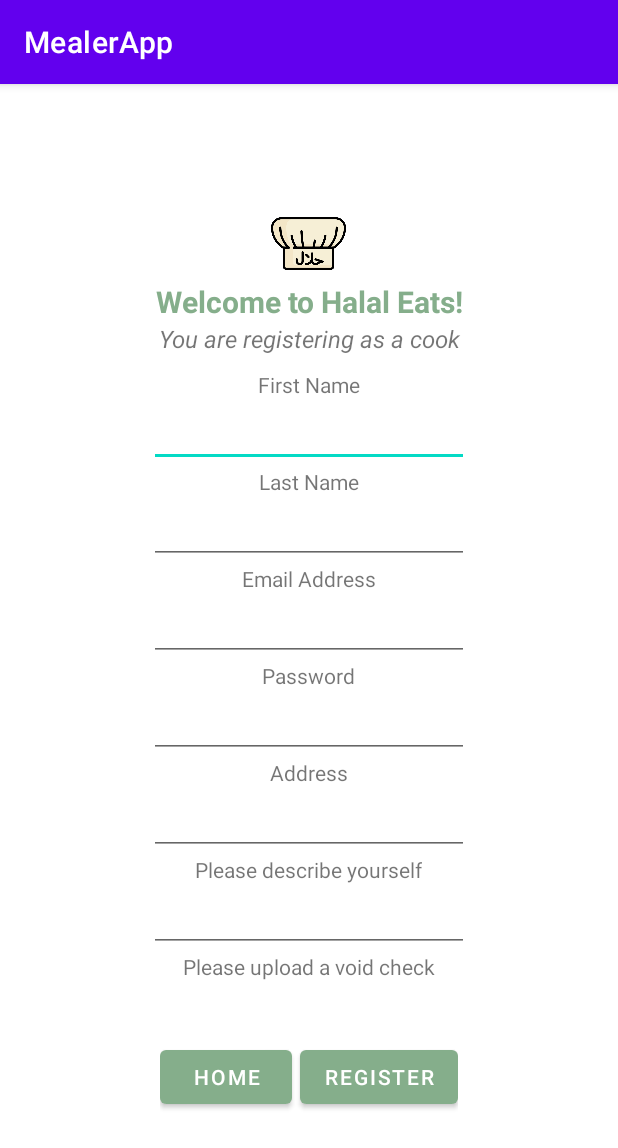
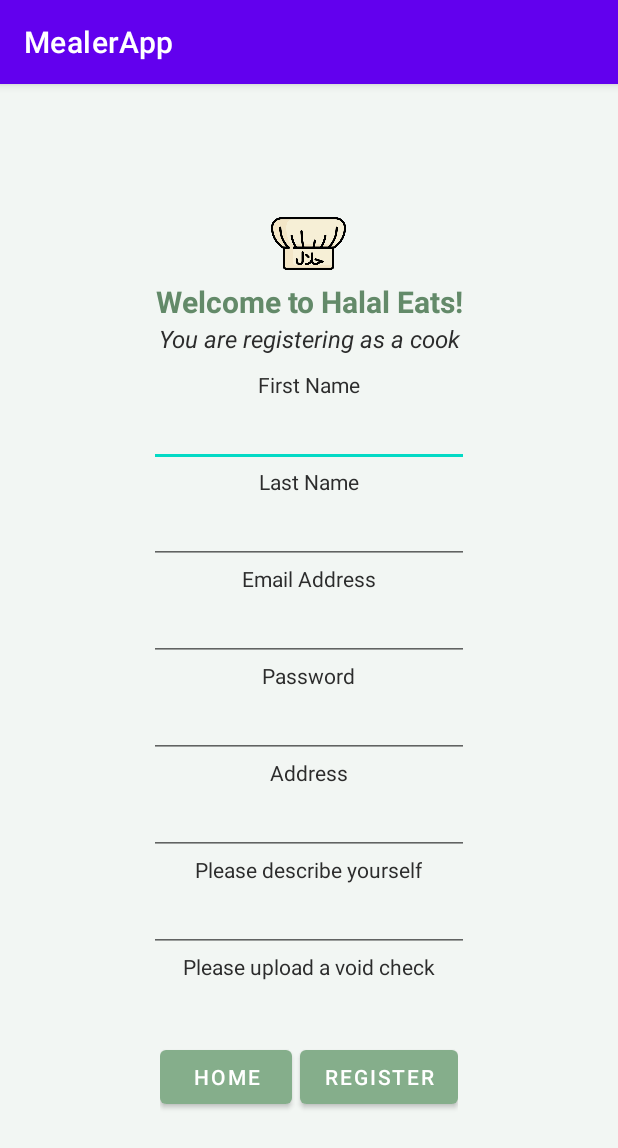
Before and after one commit to uOttawaSEGA2022/halal-eats, an Android app: the screen it shows after launch (FinalCookRegistration), after a tap on "REGISTER AS COOK", on a phone screen of 412 x 824 dp. Shown: the top 1148 px of the screen. Run offline under Robolectric (Android 15) with nearby library versions, the phone set to English and light mode, and no system bars; our stand-ins replace Firebase (no records; nobody signed in at launch, a user with empty details on screens opened directly).

Commit message:
made ui prettier

```diff
--- a/app/src/main/res/layout/activity_admin_successful_login.xml
+++ b/app/src/main/res/layout/activity_admin_successful_login.xml
@@ -4,6 +4,7 @@
     xmlns:tools="http://schemas.android.com/tools"
     android:layout_width="match_parent"
     android:layout_height="match_parent"
+    android:background="#f2f6f3"
     tools:context=".AdminSuccessfulLogin">
 
     <LinearLayout
@@ -28,6 +29,7 @@
             android:layout_height="wrap_content"
             android:gravity="center"
             android:text="You are signed in as an Admin!"
+            android:textColor="#2c2c2c"
             android:textSize="18sp" />
 
         <Space
--- a/app/src/main/res/layout/activity_admin_view_complaints_page.xml
+++ b/app/src/main/res/layout/activity_admin_view_complaints_page.xml
@@ -4,6 +4,7 @@
     xmlns:tools="http://schemas.android.com/tools"
     android:layout_width="match_parent"
     android:layout_height="match_parent"
+    android:background="#f2f6f3"
     tools:context=".AdminViewComplaintsPage">
 
     <LinearLayout
@@ -17,6 +18,7 @@
             android:layout_width="wrap_content"
             android:layout_height="wrap_content"
             android:text="Complaints"
+            android:textColor="#638A69"
             android:textSize="20dp"
             android:textStyle="bold" />
 
--- a/app/src/main/res/layout/activity_client_successful_login.xml
+++ b/app/src/main/res/layout/activity_client_successful_login.xml
@@ -4,6 +4,7 @@
     xmlns:tools="http://schemas.android.com/tools"
     android:layout_width="match_parent"
     android:layout_height="match_parent"
+    android:background="#f2f6f3"
     tools:context=".ClientSuccessfulLogin">
 
     <LinearLayout
@@ -28,6 +29,7 @@
             android:layout_height="wrap_content"
             android:gravity="center"
             android:text="You are signed in as a Client!"
+            android:textColor="#2C2C2C"
             android:textSize="18sp" />
 
         <Space
--- a/app/src/main/res/layout/activity_cook_successful_login.xml
+++ b/app/src/main/res/layout/activity_cook_successful_login.xml
@@ -4,6 +4,7 @@
     xmlns:tools="http://schemas.android.com/tools"
     android:layout_width="match_parent"
     android:layout_height="match_parent"
+    android:background="#f2f6f3"
     tools:context=".CookSuccessfulLogin">
 
     <LinearLayout
@@ -28,6 +29,7 @@
             android:layout_height="wrap_content"
             android:gravity="center"
             android:text="You are signed in as a Cook!"
+            android:textColor="#2C2C2C"
             android:textSize="18sp" />
 
         <Space
--- a/app/src/main/res/layout/activity_cook_view_orders.xml
+++ b/app/src/main/res/layout/activity_cook_view_orders.xml
@@ -4,6 +4,7 @@
     xmlns:tools="http://schemas.android.com/tools"
     android:layout_width="match_parent"
     android:layout_height="match_parent"
+    android:background="#f2f6f3"
     tools:context=".CookViewOrders">
 
     <LinearLayout
--- a/app/src/main/res/layout/activity_final_cook_registration.xml
+++ b/app/src/main/res/layout/activity_final_cook_registration.xml
@@ -4,6 +4,7 @@
     xmlns:tools="http://schemas.android.com/tools"
     android:layout_width="match_parent"
     android:layout_height="match_parent"
+    android:background="#f2f6f3"
     tools:context=".FinalCookRegistration">
 
     <LinearLayout
@@ -24,7 +25,7 @@
             android:layout_height="wrap_content"
             android:gravity="center"
             android:text="Welcome to Halal Eats!"
-            android:textColor="#85ae8b"
+            android:textColor="#638A69"
             android:textSize="20sp"
             android:textStyle="bold" />
 
@@ -34,6 +35,7 @@
             android:layout_height="wrap_content"
             android:gravity="center"
             android:text="You are registering as a cook"
+            android:textColor="#2C2C2C"
             android:textSize="16sp"
             android:textStyle="italic" />
 
@@ -45,7 +47,8 @@
             android:id="@+id/FirstNameText"
             android:layout_width="wrap_content"
             android:layout_height="wrap_content"
-            android:text="First Name" />
+            android:text="First Name"
+            android:textColor="#2C2C2C" />
 
         <EditText
             android:id="@+id/FirstNameField"
@@ -58,7 +61,8 @@
             android:id="@+id/LastNameText"
             android:layout_width="wrap_content"
             android:layout_height="wrap_content"
-            android:text="Last Name" />
+            android:text="Last Name"
+            android:textColor="#2C2C2C" />
 
         <EditText
             android:id="@+id/LastNameField"
@@ -71,7 +75,8 @@
             android:id="@+id/EmailAddressText"
             android:layout_width="wrap_content"
             android:layout_height="wrap_content"
-            android:text="Email Address" />
+            android:text="Email Address"
+            android:textColor="#2C2C2C" />
 
         <EditText
             android:id="@+id/EmailAddressField"
@@ -84,7 +89,8 @@
             android:id="@+id/PasswardText"
             android:layout_width="wrap_content"
             android:layout_height="wrap_content"
-            android:text="Password" />
+            android:text="Password"
+            android:textColor="#2C2C2C" />
 
         <EditText
             android:id="@+id/PasswardField"
@@ -97,7 +103,8 @@
             android:id="@+id/AddressText"
             android:layout_width="wrap_content"
             android:layout_height="wrap_content"
-            android:text="Address" />
+            android:text="Address"
+            android:textColor="#2C2C2C" />
 
         <EditText
             android:id="@+id/AddressField"
@@ -110,7 +117,8 @@
             android:id="@+id/Description"
             android:layout_width="wrap_content"
             android:layout_height="wrap_content"
-            android:text="Please describe yourself" />
+            android:text="Please describe yourself"
+            android:textColor="#2C2C2C" />
 
         <EditText
             android:id="@+id/DescField"
@@ -124,7 +132,8 @@
             android:layout_width="wrap_content"
             android:layout_height="wrap_content"
             android:layout_marginBottom="40dp"
-            android:text="Please upload a void check" />
+            android:text="Please upload a void check"
+            android:textColor="#2C2C2C" />
 
         <LinearLayout
             android:layout_width="wrap_content"
--- a/app/src/main/res/layout/activity_initial_welcome.xml
+++ b/app/src/main/res/layout/activity_initial_welcome.xml
@@ -4,6 +4,7 @@
     xmlns:tools="http://schemas.android.com/tools"
     android:layout_width="match_parent"
     android:layout_height="match_parent"
+    android:background="#f2f6f3"
     tools:context=".InitialWelcome" >
 
     <LinearLayout
@@ -23,7 +24,7 @@
             android:layout_width="wrap_content"
             android:layout_height="wrap_content"
             android:text="Halal Eats"
-            android:textColor="#85AE8B"
+            android:textColor="#638A69"
             android:textSize="30sp"
             android:textStyle="bold" />
 
@@ -33,6 +34,7 @@
             android:layout_height="wrap_content"
             android:layout_gravity="center"
             android:text="Welcome! What would you like to do?"
+            android:textColor="#2C2C2C"
             android:textSize="18sp" />
 
         <Space
--- a/app/src/main/res/layout/activity_main_login.xml
+++ b/app/src/main/res/layout/activity_main_login.xml
@@ -4,6 +4,7 @@
     xmlns:tools="http://schemas.android.com/tools"
     android:layout_width="match_parent"
     android:layout_height="match_parent"
+    android:background="#f2f6f3"
     tools:context=".MainLogin">
 
     <LinearLayout
@@ -28,7 +29,8 @@
             android:layout_width="wrap_content"
             android:layout_height="wrap_content"
             android:gravity="center"
-            android:text="You are logging in..."
+            android:text="Logging in..."
+            android:textColor="#2c2c2c"
             android:textSize="20sp"
             android:textStyle="italic" />
 
--- a/app/src/main/res/layout/activity_permanently_suspended.xml
+++ b/app/src/main/res/layout/activity_permanently_suspended.xml
@@ -4,7 +4,7 @@
     xmlns:tools="http://schemas.android.com/tools"
     android:layout_width="match_parent"
     android:layout_height="match_parent"
-    android:background="@color/white"
+    android:background="#f1eae9"
     tools:context=".PermanentlySuspended">
 
     <LinearLayout
--- a/app/src/main/res/layout/activity_search_meal.xml
+++ b/app/src/main/res/layout/activity_search_meal.xml
@@ -4,6 +4,7 @@
     xmlns:tools="http://schemas.android.com/tools"
     android:layout_width="match_parent"
     android:layout_height="match_parent"
+    android:background="#f2f6f3"
     tools:context=".SearchMeal">
 
     <LinearLayout
--- a/app/src/main/res/layout/activity_temporarily_suspended.xml
+++ b/app/src/main/res/layout/activity_temporarily_suspended.xml
@@ -4,7 +4,7 @@
     xmlns:tools="http://schemas.android.com/tools"
     android:layout_width="match_parent"
     android:layout_height="match_parent"
-    android:background="@color/white"
+    android:background="#fbf5f0"
     tools:context=".TemporarilySuspended">
 
     <LinearLayout
@@ -29,7 +29,7 @@
             android:layout_height="wrap_content"
             android:gravity="center"
             android:text="You are temporarily suspended. Your suspension will be lifted on:  "
-            android:textColor="#DFA06E"
+            android:textColor="#D17C2F"
             android:textSize="20sp" />
 
         <TextView
```
Also changed, not shown: app/src/main/res/layout/activity_cook_view_profile.xml (+14 -3 lines), app/src/main/res/layout/activity_edit_menu.xml (+4 -3 lines), app/src/main/res/layout/activity_edit_offered_menu.xml (+4 -3 lines), app/src/main/res/layout/activity_final_user_registration.xml (+15 -7 lines), app/src/main/res/layout/activity_view_order_status.xml (+8 -11 lines), app/src/main/res/drawable-v24/profile.png (added).
